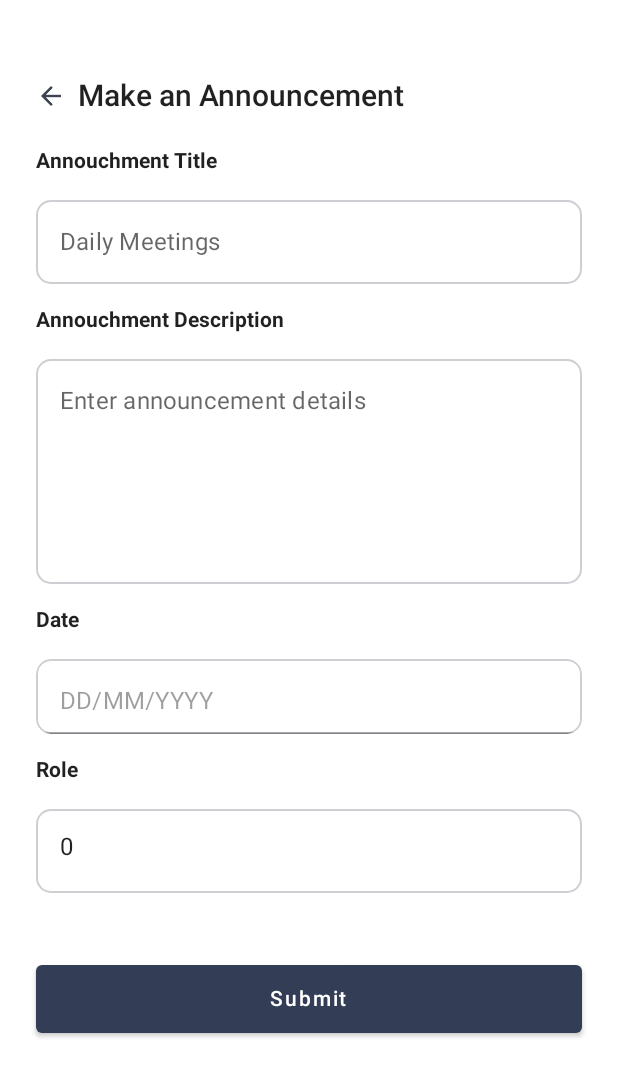
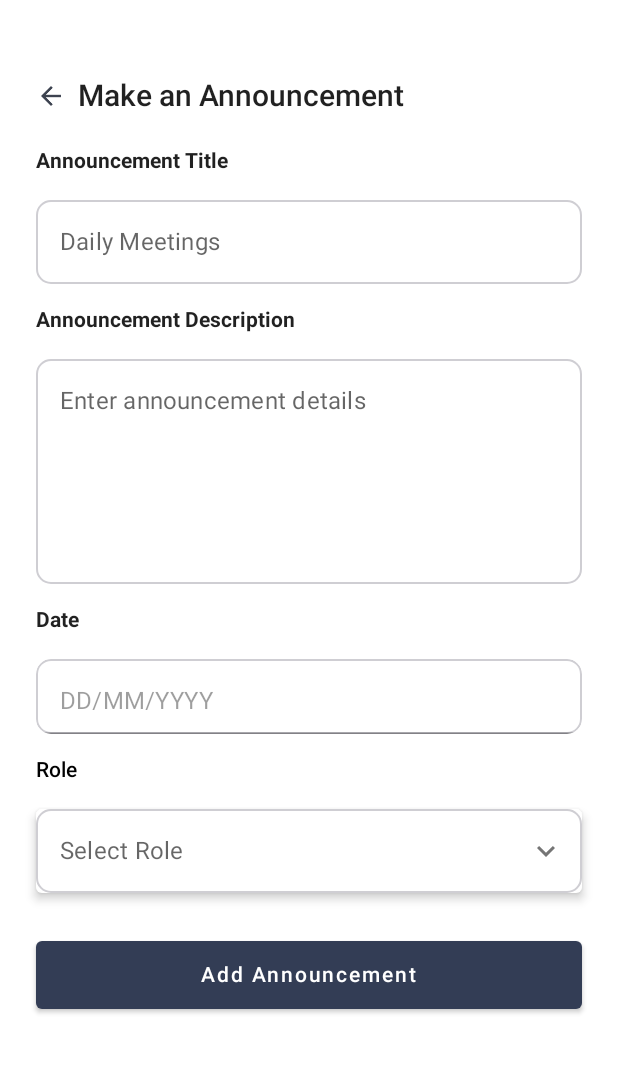
Before and after one commit to radityafs/Magic-UNS, an Android app built with Jetpack Compose: the HrAnnouncementFormScreen screen opened through its navigation route, on a phone screen of 412 x 824 dp. Shown: the top 1077 px of the screen. Run offline under Robolectric (Android 15) with nearby library versions, the phone set to English and light mode, and no system bars; our stand-ins replace Dagger/Hilt's generated code.

Commit message:
Fix Announcement Post

```diff
--- a/android_OfficeApp/app/src/main/java/com/magic/officeapp/ui/screen/hr/HrAddEmployeeScreen.kt
+++ b/android_OfficeApp/app/src/main/java/com/magic/officeapp/ui/screen/hr/HrAddEmployeeScreen.kt
@@ -63,12 +63,14 @@ fun HrAddEmployeeScreen(
     val jobRoles = employeeViewModel.jobRolesData.collectAsState()
     val loading = employeeViewModel.loading.collectAsState()
     val addEmployeeResponse = employeeViewModel.insertEmployeeDataResponse.collectAsState()
-    var jobRolesList = emptyList<itemDropdown>()
 
 
     if (user.value?.jwt != null) {
         employeeViewModel.getJobRoles(user.value?.jwt ?: "")
     }
+
+    var jobRolesList = emptyList<itemDropdown>()
+
 
     fun addEmployee() {
         if (isValidName && isValidEmail && isValidPhone && isValidPassword && isValidSalary && roleId != 0) {
--- a/android_OfficeApp/app/src/main/java/com/magic/officeapp/ui/screen/hr/HrAnnouncementFormScreen.kt
+++ b/android_OfficeApp/app/src/main/java/com/magic/officeapp/ui/screen/hr/HrAnnouncementFormScreen.kt
@@ -1,5 +1,6 @@
 package com.magic.officeapp.ui.screen.hr
 
+import Dropdown
 import android.app.DatePickerDialog
 import android.widget.DatePicker
 import android.widget.Toast
@@ -35,10 +36,15 @@ import androidx.compose.ui.platform.LocalContext
 import androidx.hilt.navigation.compose.hiltViewModel
 import androidx.lifecycle.viewmodel.compose.viewModel
 import com.magic.officeapp.data.model.LoginResponse
+import com.magic.officeapp.data.model.response.AddAnnouncementResponse
+import com.magic.officeapp.data.model.response.JobRolesResponse
 import com.magic.officeapp.ui.component.CustomButton
 import com.magic.officeapp.ui.navigation.Screen
 import com.magic.officeapp.ui.viewmodel.AnnouncementViewModel
+import com.magic.officeapp.ui.viewmodel.AuthViewModel
+import com.magic.officeapp.ui.viewmodel.EmployeeViewModel
 import com.magic.officeapp.utils.constants.Result
+import itemDropdown
 import java.time.LocalDateTime
 import java.util.Calendar
 import java.util.Date
@@ -46,24 +52,38 @@ import java.util.Date
 @Composable
 fun HrAnnouncementFormScreen(
     navController: NavController = rememberNavController(),
-    viewModel: AnnouncementViewModel = hiltViewModel()
+    authViewModel: AuthViewModel = hiltViewModel(),
+    announcementViewModel: AnnouncementViewModel = hiltViewModel(),
+    employeeViewModel: EmployeeViewModel = hiltViewModel()
 ) {
     var (title, setTitle) = remember { mutableStateOf("") }
     var (description, setDescription) = remember { mutableStateOf("") }
     var (date, setDate) = remember { mutableStateOf("") }
-    var (role, setRole) = remember { mutableStateOf(0) }
+    val (role, setRole) = remember { mutableStateOf("") }
+    val (roleId, setRoleId) = remember { mutableStateOf(0) }
 
-    var loading = viewModel.loading.collectAsState()
-    var announcementResponse = viewModel.addAnnouncementState.collectAsState()
+    //Validation
+    var (isTitleValid, setTitleValid) = remember { mutableStateOf(false) }
+    val (isDescriptionValid, setDescriptionValid) = remember { mutableStateOf(false) }
+
+    val user = authViewModel.userData.collectAsState()
+    if (user.value?.jwt != null) {
+        employeeViewModel.getJobRoles(user?.value?.jwt!!)
+    }
+
+    val jobRoles = employeeViewModel.jobRolesData.collectAsState()
+
+    var announcementResponse = announcementViewModel.addAnnouncementState.collectAsState()
 
     fun addAnnouncement() {
-        if (title.isEmpty() || description.isEmpty()) {
+        if (!isTitleValid || !isDescriptionValid || date.isEmpty() || role.isEmpty()) {
             Toast.makeText(navController.context, "Please fill all the fields", Toast.LENGTH_SHORT)
                 .show()
         } else {
-            viewModel.addAnnouncement(title, description, date, role, 1)
+            announcementViewModel.addAnnouncement(title, description, date, roleId, 1)
         }
     }
+
     when (announcementResponse.value) {
         is Result.Success -> {
             if (navController.currentDestination?.route != Screen.HrAnnouncementScreen.route) {
@@ -74,18 +94,13 @@ fun HrAnnouncementFormScreen(
                 }
             }
         }
-
         is Result.Error -> {
+            val error = (announcementResponse.value as Result.Error)
             Toast.makeText(
-                navController.context, announcementResponse.toString(), Toast.LENGTH_SHORT
+                navController.context, error.message, Toast.LENGTH_SHORT
             ).show()
         }
-
-        else -> {
-            Toast.makeText(
-                navController.context, announcementResponse.toString(), Toast.LENGTH_SHORT
-            ).show()
-        }
+        else -> {}
     }
 
 // date picker dialog
@@ -111,6 +126,19 @@ val mDatePickerDialog = DatePickerDialog(
             }
         }, mYear, mMonth, mDay
     )
+
+    var jobRolesList = emptyList<itemDropdown>()
+
+
+    when (jobRoles.value) {
+        is Result.Success -> {
+            val data = (jobRoles.value as Result.Success<JobRolesResponse>).data
+            jobRolesList = data?.data?.map {
+                itemDropdown(id = it?.id!!, value = it?.attributes?.name!!)
+            } ?: emptyList()
+        }
+        else -> {}
+    }
 
     LazyColumn(
         modifier = Modifier
@@ -142,34 +170,35 @@ modifier = Modifier
         }
         item {
             Column(
-            modifier = Modifier
-                .padding(top = 24.dp)
+                modifier = Modifier.padding(top = 24.dp)
             ) {
-            TextInput(
-                onValueChange = {
+                TextInput(onValueChange = {
                     setTitle(it)
                 },
                     modifier = Modifier
                         .padding(bottom = 16.dp)
                         .fillMaxWidth(),
-                label = "Annouchment Title",
+                    label = "Announcement Title",
                     type = "text",
                     value = title,
                     placeholder = "Daily Meetings",
-            )
-            TextInput(
-                onValueChange = {
+                    isValid = {
+                        setTitleValid(it)
+                    })
+                TextInput(onValueChange = {
                     setDescription(it)
                 },
                     modifier = Modifier
                         .padding(bottom = 16.dp)
                         .height(150.dp)
                         .fillMaxWidth(),
-                label = "Annouchment Description",
+                    label = "Announcement Description",
                     type = "text",
                     value = description,
                     placeholder = "Enter announcement details",
-            )
+                    isValid = {
+                        setDescriptionValid(it)
+                    })
                 TextInput(
                     value = date,
                     onValueChange = setDate,
@@ -187,24 +216,28 @@ modifier = Modifier
 
                 Spacer(modifier = Modifier.height(16.dp))
 
-            TextInput(
-                onValueChange = {
-                    setRole(it.toInt())
-                },
+                Column(modifier = Modifier.fillMaxWidth()) {
+                    androidx.compose.material3.Text(
+                        text = "Role",
+                        fontSize = 14.sp,
+                        fontWeight = FontWeight.SemiBold,
                         modifier = Modifier
-                    .padding(bottom = 16.dp)
-                    .fillMaxWidth(),
-                label = "Role",
-                type = "number",
-                value = role.toString(),
-                placeholder = "Developer, Designer",
+                            .padding(bottom = 18.dp)
+                            .fillMaxWidth()
                     )
+                    Dropdown(
+                        value = role, onItemClick = {
+                            setRole(it.value)
+                            setRoleId(it.id)
+                        }, dropDownItems = jobRolesList, placeholder = "Select Role"
+                    )
+                }
+
                 Spacer(modifier = Modifier.height(32.dp))
                 CustomButton(
                     onClick = {
                         addAnnouncement()
-                },
-                text = "Submit",
+                    }, text = "Add Announcement",
                     modifier = Modifier
                         .fillMaxWidth()
                         .height(45.dp)
```
Lines whose indentation alone changed are shown as unchanged.
